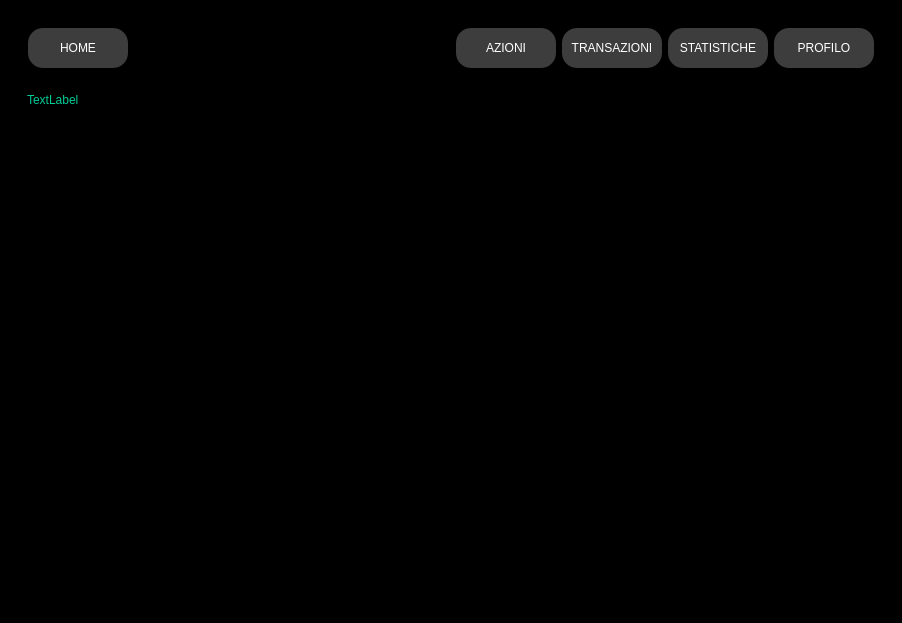
Qt form GUI/interfacciaUtente.ui (Daniel-Diocis/Software-Food-Supply-Chain) before a commit.
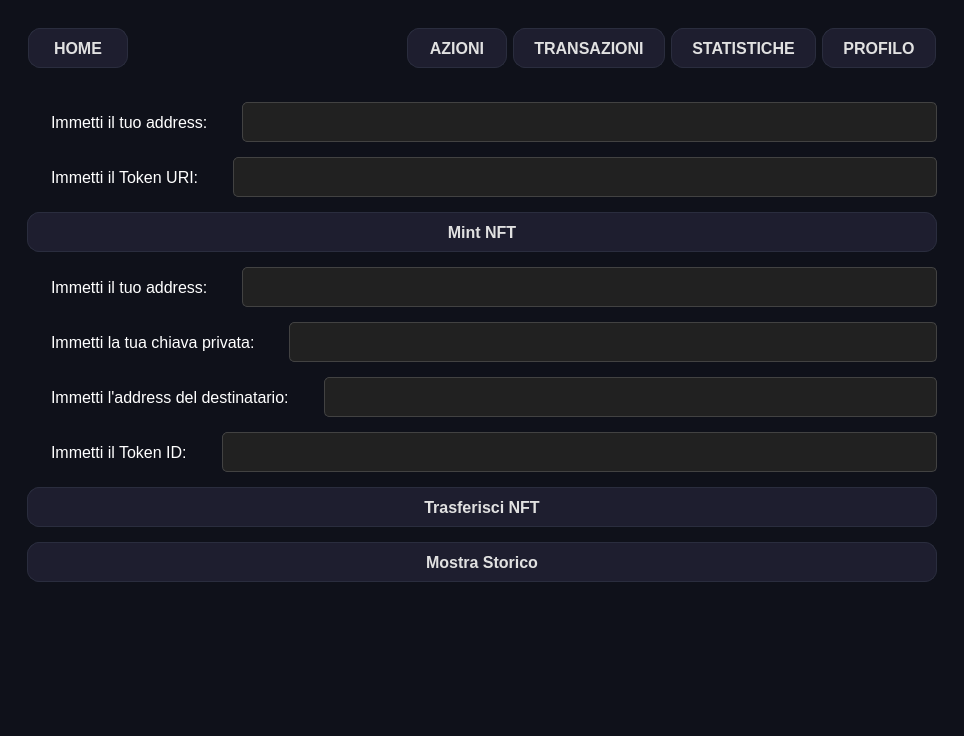
The same form after that commit. The open tabs and pages were chosen to show the change. Icons and pictures are not drawn.

Patch:
```diff
--- a/GUI/interfacciaUtente.ui
+++ b/GUI/interfacciaUtente.ui
@@ -6,90 +6,74 @@
    <rect>
     <x>0</x>
     <y>0</y>
-    <width>902</width>
-    <height>623</height>
+    <width>964</width>
+    <height>736</height>
    </rect>
   </property>
   <property name="windowTitle">
-   <string>MainWindow</string>
-  </property>
-  <property name="styleSheet">
-   <string notr="true"/>
+   <string>Smart Supply Chain</string>
   </property>
   <widget class="QWidget" name="centralwidget">
    <property name="styleSheet">
-    <string notr="true">background-color: rgb(0, 0, 0);</string>
+    <string notr="true">
+      QWidget, QStackedWidget, QFrame {
+          background-color: #0f111a;
+          color: #f0f0f0;
+          font-family: 'Segoe UI', sans-serif;
+          font-size: 12pt;
+      }
+
+      QPushButton {
+          background-color: #1e1e2f;
+          border: 1px solid #2a2d3e;
+          border-radius: 12px;
+          padding: 8px 20px;
+          color: #e1e1e1;
+          font-weight: bold;
+      }
+
+      QPushButton:hover {
+          background-color: #3e64ff;
+          color: white;
+          border: 1px solid #3e64ff;
+          
+      }
+     QLabel {
+      font-size: 12pt;
+      color: white;
+      padding: 8px 20px;
+     }
+     QLineEdit, QComboBox, QDoubleSpinBox {
+      background-color: #212121;
+      border: 1px solid #424242;
+      color: white;
+      padding: 5px;
+      font-size: 12pt;
+      border-radius: 5px;
+     }
+     QTableWidget {
+      background-color: white;
+      color: black;
+      font-size: 12pt;
+     }
+	QStackedWidget, QFrame {
+      background-color: #1E1E1E;
+     } 
+     QHeaderView::section {
+      background-color: #1E88E5;
+      color: white;
+      padding: 5px;
+      font-size: 12pt;
+     }
+    </string>
    </property>
    <layout class="QVBoxLayout" name="verticalLayout_12">
     <item>
      <widget class="QStackedWidget" name="stackedWidgetEsterno">
       <property name="styleSheet">
-       <string notr="true">QFrame{
-	
-	background-color: rgb(61, 61, 61);
-}
-
-QLabel{
-font: 87 12pt &quot;Arial Black&quot;;
-background-color:#000000ff;
-color: rgb(0, 206, 151);
-border:0px solid #14C8DC;
-
-}
-
-QLineEdit{
-border:0px;
-color: rgb(255, 255, 255);
-border-bottom:2px solid  rgb(61, 61, 61);
-font: 75 12pt &quot;Times New Roman&quot;;
-
-}
-
-
-QPushButton{
-background-color: rgb(61, 61, 61);
-border-radius: 15px;
-color: rgb(255, 255, 255);
-font: 77 10pt &quot;Arial Black&quot;;
-	
-}
-
-QPushButton:hover{
-background-color: rgb(0, 206, 151);
-border-radius: 15px;
-color: rgb(0, 0, 0);
-font: 77 10pt &quot;Arial Black&quot;;
-}
-
-
-QTableWidget {
-    background-color:  rgb(255, 255, 255);
-	color: rgb(0, 0, 0);
-    gridline-color:   rgb(0, 206, 151);
-    font-size: 12pt;
-    color: #000000;
-}
-
-
-QHeaderView::section {
-    background-color:  rgb(0, 206, 151);
-    border: 1px solid   rgb(0, 0, 0);
-    font-size: 12pt;
-}
-
-
-QTableWidget QTableCornerButton::section {
-    background-color:  rgb(0, 0, 0);
-    border: 1px solid  rgb(0, 206, 151);
-}
-
-QSpinBox {
-	font: 87 12pt &quot;Arial Black&quot;;
-	background-color:#000000ff;
-	color: rgb(0, 206, 151);
-	border:0px solid #14C8DC;
-}
-</string>
+       <string notr="true">QLabel, QFrame{
+     background-color:rgba(0,0,0,0);
+}</string>
       </property>
       <property name="currentIndex">
        <number>3</number>
@@ -1441,72 +1425,7 @@
         <item>
          <widget class="QFrame" name="frame_navbar">
           <property name="styleSheet">
-           <string notr="true">QFrame{
-	
-	background-color: rgb(0, 0, 0);
-}
-
-QLabel{
-font: 87 12pt &quot;Arial Black&quot;;
-background-color:#000000ff;
-color: rgb(0, 206, 151);
-border:0px solid #14C8DC;
-
-}
-
-QLineEdit{
-border:0px;
-color: rgb(255, 255, 255);
-border-bottom:2px solid  rgb(61, 61, 61);
-font: 75 12pt &quot;Times New Roman&quot;;
-
-}
-
-
-QPushButton{
-background-color: rgb(61, 61, 61);
-border-radius: 15px;
-color: rgb(255, 255, 255);
-font: 77 10pt &quot;Arial Black&quot;;
-	
-}
-
-QPushButton:hover{
-background-color: rgb(0, 206, 151);
-border-radius: 15px;
-color: rgb(0, 0, 0);
-font: 77 10pt &quot;Arial Black&quot;;
-}
-
-
-QTableWidget {
-    background-color:  rgb(255, 255, 255);
-	color: rgb(0, 0, 0);
-    gridline-color:   rgb(0, 206, 151);
-    font-size: 12pt;
-    color: #000000;
-}
-
-
-QHeaderView::section {
-    background-color:  rgb(0, 206, 151);
-    border: 1px solid   rgb(0, 0, 0);
-    font-size: 12pt;
-}
-
-
-QTableWidget QTableCornerButton::section {
-    background-color:  rgb(0, 0, 0);
-    border: 1px solid  rgb(0, 206, 151);
-}
-
-QSpinBox {
-	font: 87 12pt &quot;Arial Black&quot;;
-	background-color:#000000ff;
-	color: rgb(0, 206, 151);
-	border:0px solid #14C8DC;
-}
-</string>
+           <string notr="true"/>
           </property>
           <property name="frameShape">
            <enum>QFrame::StyledPanel</enum>
@@ -2016,24 +1935,200 @@
           <widget class="QWidget" name="page_statistiche">
            <layout class="QVBoxLayout" name="verticalLayout_15">
             <item>
-             <widget class="QLabel" name="label_28">
+             <layout class="QHBoxLayout" name="horizontalLayout_57">
+              <item>
+               <widget class="QLabel" name="label_204">
+                <property name="minimumSize">
+                 <size>
+                  <width>100</width>
+                  <height>40</height>
+                 </size>
+                </property>
+                <property name="text">
+                 <string>Immetti il tuo address: </string>
+                </property>
+               </widget>
+              </item>
+              <item>
+               <widget class="QLineEdit" name="input_address">
+                <property name="minimumSize">
+                 <size>
+                  <width>100</width>
+                  <height>40</height>
+                 </size>
+                </property>
+               </widget>
+              </item>
+             </layout>
+            </item>
+            <item>
+             <layout class="QHBoxLayout" name="horizontalLayout_59">
+              <item>
+               <widget class="QLabel" name="label_32">
+                <property name="text">
+                 <string>Immetti il Token URI: </string>
+                </property>
+               </widget>
+              </item>
+              <item>
+               <widget class="QLineEdit" name="input_tokenuri">
+                <property name="minimumSize">
+                 <size>
+                  <width>100</width>
+                  <height>40</height>
+                 </size>
+                </property>
+               </widget>
+              </item>
+             </layout>
+            </item>
+            <item>
+             <widget class="QPushButton" name="btn_mint">
+              <property name="minimumSize">
+               <size>
+                <width>100</width>
+                <height>40</height>
+               </size>
+              </property>
               <property name="text">
-               <string>TextLabel</string>
+               <string>Mint NFT</string>
               </property>
              </widget>
             </item>
             <item>
-             <spacer name="verticalSpacer_2">
-              <property name="orientation">
-               <enum>Qt::Vertical</enum>
+             <layout class="QHBoxLayout" name="horizontalLayout_60">
+              <item>
+               <widget class="QLabel" name="label_205">
+                <property name="minimumSize">
+                 <size>
+                  <width>100</width>
+                  <height>40</height>
+                 </size>
+                </property>
+                <property name="text">
+                 <string>Immetti il tuo address: </string>
+                </property>
+               </widget>
+              </item>
+              <item>
+               <widget class="QLineEdit" name="input_from_address">
+                <property name="minimumSize">
+                 <size>
+                  <width>100</width>
+                  <height>40</height>
+                 </size>
+                </property>
+               </widget>
+              </item>
+             </layout>
+            </item>
+            <item>
+             <layout class="QHBoxLayout" name="horizontalLayout_61">
+              <item>
+               <widget class="QLabel" name="label_33">
+                <property name="text">
+                 <string>Immetti la tua chiava privata: </string>
+                </property>
+               </widget>
+              </item>
+              <item>
+               <widget class="QLineEdit" name="input_private_key">
+                <property name="minimumSize">
+                 <size>
+                  <width>100</width>
+                  <height>40</height>
+                 </size>
+                </property>
+               </widget>
+              </item>
+             </layout>
+            </item>
+            <item>
+             <layout class="QHBoxLayout" name="horizontalLayout_62">
+              <item>
+               <widget class="QLabel" name="label_34">
+                <property name="text">
+                 <string>Immetti l'address del destinatario: </string>
+                </property>
+               </widget>
+              </item>
+              <item>
+               <widget class="QLineEdit" name="input_transfer_to">
+                <property name="minimumSize">
+                 <size>
+                  <width>100</width>
+                  <height>40</height>
+                 </size>
+                </property>
+               </widget>
+              </item>
+             </layout>
+            </item>
+            <item>
+             <layout class="QHBoxLayout" name="horizontalLayout_63">
+              <item>
+               <widget class="QLabel" name="label_35">
+                <property name="text">
+                 <string>Immetti il Token ID: </string>
+                </property>
+               </widget>
+              </item>
+              <item>
+               <widget class="QLineEdit" name="input_tokenid">
+                <property name="minimumSize">
+                 <size>
+                  <width>100</width>
+                  <height>40</height>
+                 </size>
+                </property>
+               </widget>
+              </item>
+             </layout>
+            </item>
+            <item>
+             <widget class="QPushButton" name="btn_transfer">
+              <property name="minimumSize">
+               <size>
+                <width>100</width>
+                <height>40</height>
+               </size>
               </property>
-              <property name="sizeHint" stdset="0">
+              <property name="text">
+               <string>Trasferisci NFT</string>
+              </property>
+             </widget>
+            </item>
+            <item>
+             <widget class="QPushButton" name="btn_history">
+              <property name="minimumSize">
                <size>
-                <width>20</width>
+                <width>100</width>
                 <height>40</height>
                </size>
               </property>
-             </spacer>
+              <property name="text">
+               <string>Mostra Storico</string>
+              </property>
+             </widget>
+            </item>
+            <item>
+             <widget class="QTextEdit" name="text_output">
+              <property name="minimumSize">
+               <size>
+                <width>0</width>
+                <height>100</height>
+               </size>
+              </property>
+              <property name="maximumSize">
+               <size>
+                <width>16777215</width>
+                <height>100</height>
+               </size>
+              </property>
+              <property name="readOnly">
+               <bool>true</bool>
+              </property>
+             </widget>
             </item>
            </layout>
           </widget>
```
Left out of the diff: 128 changed lines with no effect on the pictures.
